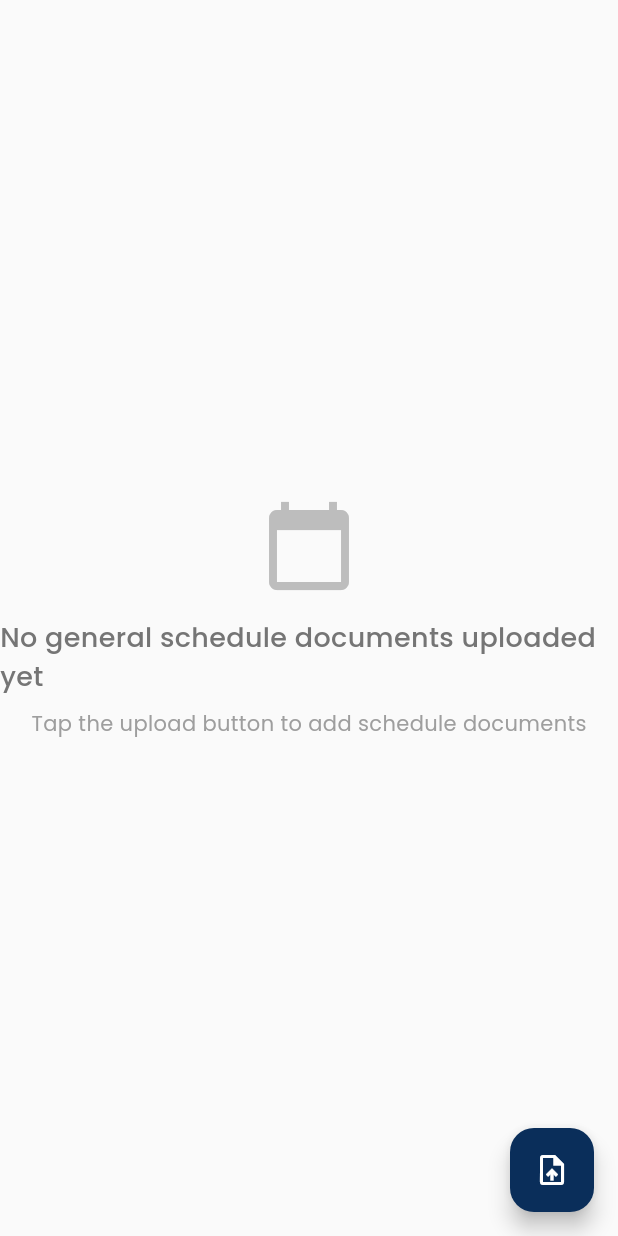
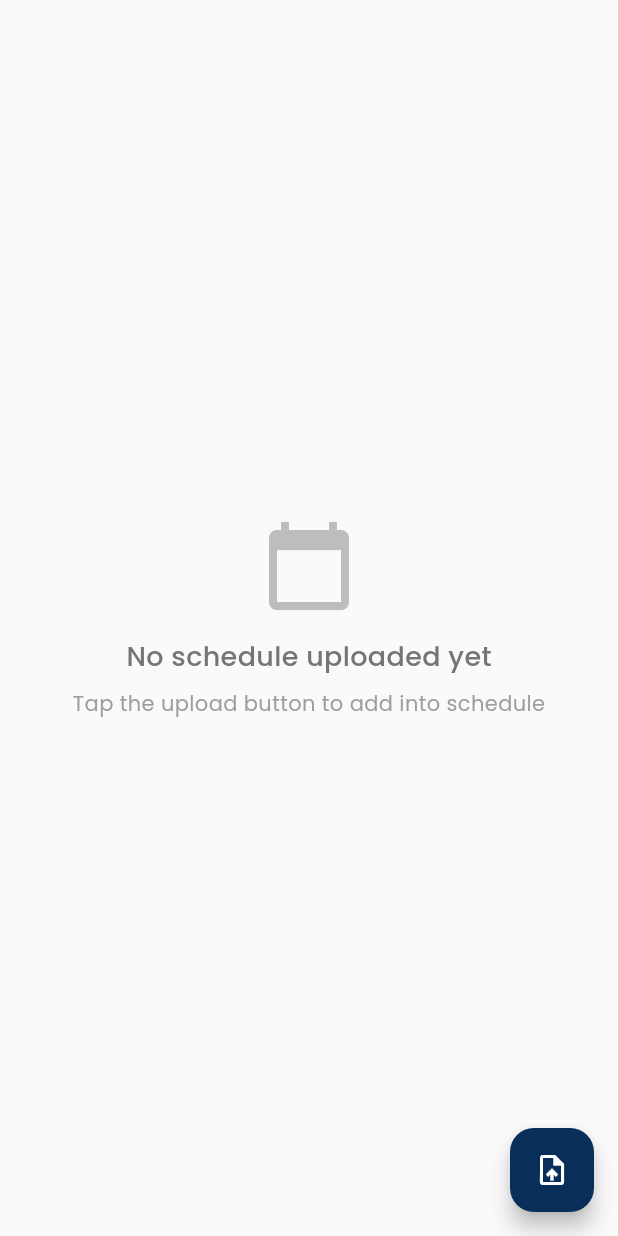
Before and after one commit to Fabrone/AlmaWorks, a Flutter app: the GeneralScheduleScreen screen opened directly with empty values, on a phone screen of 412 x 824 dp. Run offline on Flutter 3.47's test engine with Material 3 defaults, Android fonts, the phone set to English and light mode, and no system bars; our stand-ins replace awesome_notifications, cached_network_image, cloud_firestore, connectivity_plus, device_info_plus, dio and 17 more; missing offline and left inert: dart:js_interop, workmanager; accounts and stored records are empty.

Commit message:
Made the empty state display relevant message on the general schedule section when empty

```diff
--- a/lib/screens/schedule/general_schedule_screen.dart
+++ b/lib/screens/schedule/general_schedule_screen.dart
@@ -88,7 +88,7 @@ class _GeneralScheduleScreenState extends State<GeneralScheduleScreen> {
                   Icon(Icons.calendar_today, size: 64, color: Colors.grey[400]),
                   const SizedBox(height: 16),
                   Text(
-                    'No general schedule documents uploaded yet',
+                    'No schedule uploaded yet',
                     style: GoogleFonts.poppins(
                       fontSize: 18,
                       color: Colors.grey[600],
@@ -97,7 +97,7 @@ class _GeneralScheduleScreenState extends State<GeneralScheduleScreen> {
                   ),
                   const SizedBox(height: 8),
                   Text(
-                    'Tap the upload button to add schedule documents',
+                    'Tap the upload button to add into schedule',
                     style: GoogleFonts.poppins(
                       fontSize: 14,
                       color: Colors.grey[500],
```
